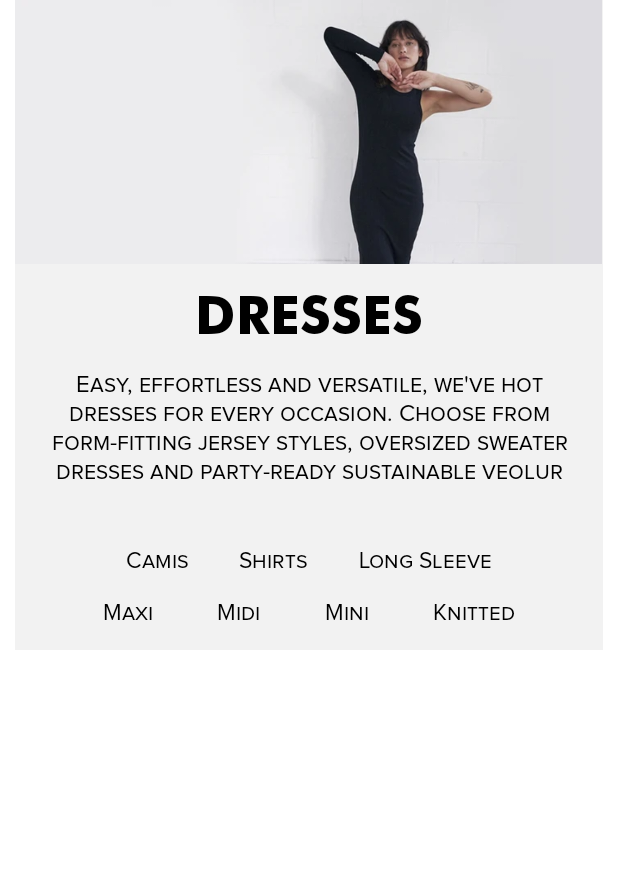
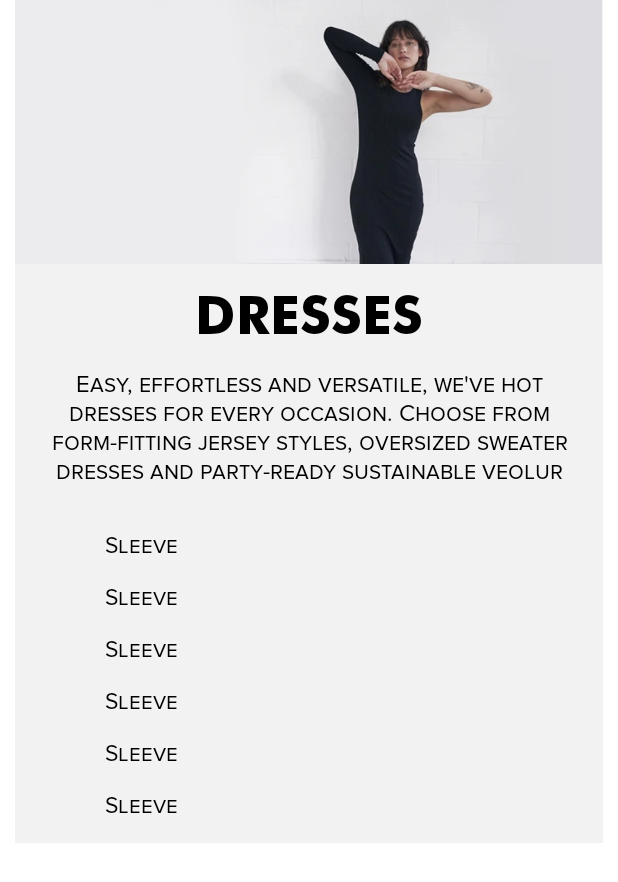
Before and after one commit to HasibPrince/NinetyPercent, an Android app: the layout fragment_home.xml on its own in the app's theme, with its tools: preview values and no code run, on a phone screen of 412 x 824 dp. Shown: the top 882 px of the screen. Run offline under Robolectric (Android 15) with nearby library versions, the light colour scheme and no system bars.

Commit message:
Category showing with Flexbox minor refactoring

```diff
--- a/app/build.gradle
+++ b/app/build.gradle
@@ -60,6 +60,9 @@ dependencies {
     implementation 'com.github.bumptech.glide:glide:4.10.0'
     kapt 'com.github.bumptech.glide:compiler:4.10.0'
 
+    //flexbox
+    implementation 'com.google.android:flexbox:2.0.1'
+
     testImplementation 'junit:junit:4.+'
     androidTestImplementation 'androidx.test.ext:junit:1.1.2'
     androidTestImplementation 'androidx.test.espresso:espresso-core:3.3.0'
--- a/app/src/main/AndroidManifest.xml
+++ b/app/src/main/AndroidManifest.xml
@@ -9,7 +9,7 @@
         android:roundIcon="@mipmap/ic_launcher_round"
         android:supportsRtl="true"
         android:theme="@style/Theme.NinetyPercent">
-        <activity android:name=".MainActivity">
+        <activity android:name=".ui.MainActivity">
             <intent-filter>
                 <action android:name="android.intent.action.MAIN" />
 
--- a/app/src/main/res/layout/fragment_home.xml
+++ b/app/src/main/res/layout/fragment_home.xml
@@ -11,7 +11,7 @@
         <androidx.constraintlayout.widget.ConstraintLayout
             android:layout_width="match_parent"
             android:layout_height="wrap_content"
-            tools:context=".HomeFragment">
+            tools:context=".ui.HomeFragment">
 
             <androidx.constraintlayout.widget.ConstraintLayout
                 android:layout_width="match_parent"
@@ -55,11 +55,26 @@
                     android:layout_margin="15dp"
                     app:layout_constraintTop_toBottomOf="@id/dresses"/>
 
+                <androidx.recyclerview.widget.RecyclerView
+                    android:id="@+id/filterOptions"
+                    android:layout_width="match_parent"
+                    android:layout_height="wrap_content"
+                    android:layout_marginTop="30dp"
+                    android:layout_marginLeft="30dp"
+                    android:layout_marginRight="30dp"
+                    android:orientation="horizontal"
+                    app:layoutManager="com.google.android.flexbox.FlexboxLayoutManager"
+                    tools:itemCount="16"
+                    tools:listitem="@layout/item_category"
+                    app:layout_constraintBottom_toBottomOf="parent"
+                    app:layout_constraintTop_toBottomOf="@+id/dressDescription"/>
+
                 <androidx.constraintlayout.widget.ConstraintLayout
                     android:id="@+id/firstCategoryPanel"
                     android:layout_width="match_parent"
                     android:layout_height="match_parent"
                     android:layout_margin="40dp"
+                    android:visibility="gone"
                     app:layout_constraintTop_toBottomOf="@id/dressDescription">
 
                     <TextView
@@ -105,6 +120,7 @@
                     android:layout_height="match_parent"
                     android:layout_margin="15dp"
                     android:layout_marginBottom="10dp"
+                    android:visibility="gone"
                     app:layout_constraintBottom_toBottomOf="parent"
                     app:layout_constraintTop_toBottomOf="@id/firstCategoryPanel">
 
--- /dev/null
+++ b/app/src/main/res/layout/item_category.xml
@@ -0,0 +1,23 @@
+<?xml version="1.0" encoding="utf-8"?>
+<layout>
+<androidx.constraintlayout.widget.ConstraintLayout xmlns:android="http://schemas.android.com/apk/res/android"
+    android:layout_width="wrap_content"
+    android:layout_height="wrap_content"
+    xmlns:app="http://schemas.android.com/apk/res-auto">
+
+    <TextView
+        android:id="@+id/category"
+        android:layout_width="wrap_content"
+        android:layout_height="wrap_content"
+        android:text="Sleeve"
+        android:textColor="@color/black"
+        android:fontFamily="@font/proxima_regular"
+        android:textSize="15sp"
+        android:layout_marginLeft="30dp"
+        android:layout_marginBottom="15dp"
+        app:layout_constraintBottom_toBottomOf="parent"
+        app:layout_constraintTop_toTopOf="parent"
+        app:layout_constraintLeft_toLeftOf="parent"/>
+
+</androidx.constraintlayout.widget.ConstraintLayout>
+</layout>
--- a/app/src/main/res/navigation/nav_graph.xml
+++ b/app/src/main/res/navigation/nav_graph.xml
@@ -7,7 +7,7 @@
 
     <fragment
         android:id="@+id/homeFragment"
-        android:name="com.mobile.ninetypercent.HomeFragment"
+        android:name="com.mobile.ninetypercent.ui.HomeFragment"
         android:label="fragment_home"
         tools:layout="@layout/fragment_home" />
 </navigation>
```
Also changed, not shown: app/src/main/java/com/mobile/ninetypercent/HomeFragment.kt (deleted, +0 -20 lines), app/src/main/java/com/mobile/ninetypercent/ui/HomeFragment.kt (added, +37 -0 lines), app/src/main/java/com/mobile/ninetypercent/ui/MainActivity.kt (renamed from app/src/main/java/com/mobile/ninetypercent/MainActivity.kt, +5 -3 lines), app/src/main/java/com/mobile/ninetypercent/ui/adapters/CategoryAdapter.kt (added, +31 -0 lines).
